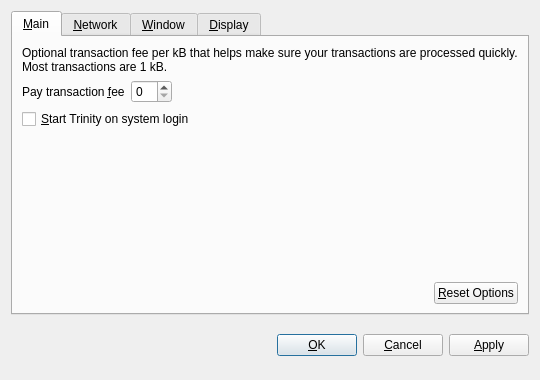
The window that src/qt/forms/optionsdialog.ui (fivemil/Megabyte) describes before a commit, drawn with Qt 5.
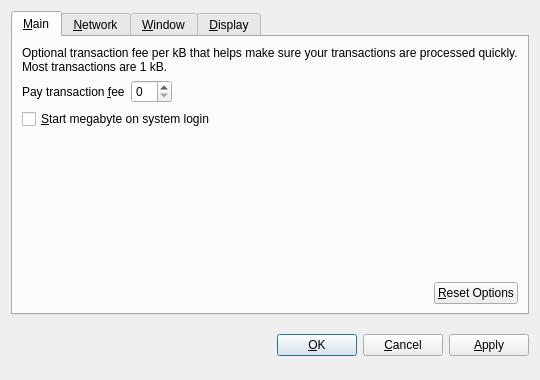
The same window after the commit. Custom widgets are drawn as their Qt base class.

Diff of the .ui file:
```diff
--- a/src/qt/forms/optionsdialog.ui
+++ b/src/qt/forms/optionsdialog.ui
@@ -82,7 +82,7 @@
           <string>Automatically start Trinity after logging in to the system.</string>
          </property>
          <property name="text">
-          <string>&amp;Start Trinity on system login</string>
+          <string>&amp;Start megabyte on system login</string>
          </property>
         </widget>
        </item>
```
Left out of the diff: 10 changed lines with no effect on the pictures.
